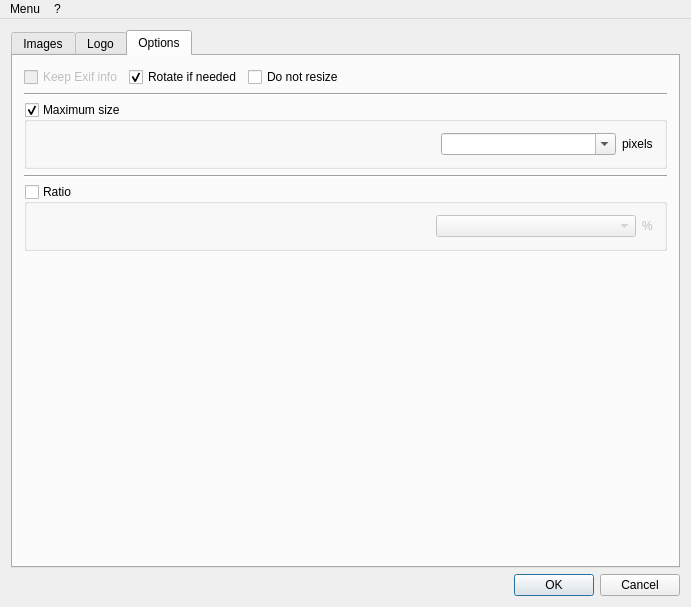
First picture: the form in resizer.ui, repository lbaudouin/Resizer, before the edit.
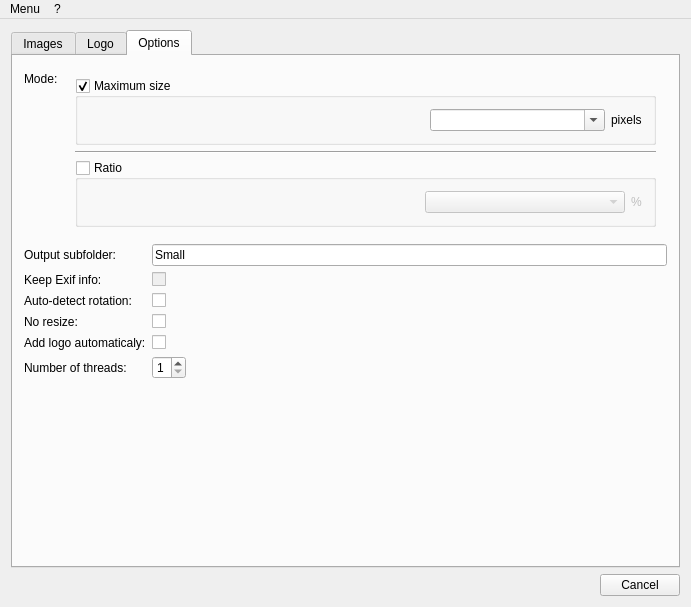
Second picture: the form after the edit. The open tabs and pages were chosen to show the change. Icons and pictures are not drawn. Custom widgets are drawn as their Qt base class.

Commit message: Enter output subfolder name, remove or delete images

```diff
--- a/resizer.ui
+++ b/resizer.ui
@@ -217,61 +217,19 @@
        <attribute name="title">
         <string>Options</string>
        </attribute>
+       <layout class="QVBoxLayout" name="verticalLayout_9">
+        <item>
+         <layout class="QFormLayout" name="formLayout_2">
+          <item row="0" column="0">
+           <widget class="QLabel" name="modeLabel">
+            <property name="text">
+             <string>Mode:</string>
+            </property>
+           </widget>
+          </item>
+          <item row="0" column="1">
+           <widget class="QWidget" name="modeWidget" native="true">
        <layout class="QVBoxLayout" name="verticalLayout_6">
-        <item>
-         <layout class="QHBoxLayout" name="horizontalLayout_2">
-          <item>
-           <widget class="QCheckBox" name="checkExif">
-            <property name="enabled">
-             <bool>false</bool>
-            </property>
-            <property name="text">
-             <string>Keep Exif info</string>
-            </property>
-            <property name="checked">
-             <bool>false</bool>
-            </property>
-           </widget>
-          </item>
-          <item>
-           <widget class="QCheckBox" name="checkRotate">
-            <property name="text">
-             <string>Rotate if needed</string>
-            </property>
-            <property name="checked">
-             <bool>true</bool>
-            </property>
-           </widget>
-          </item>
-          <item>
-           <widget class="QCheckBox" name="checkNotResize">
-            <property name="text">
-             <string>Do not resize</string>
-            </property>
-           </widget>
-          </item>
-          <item>
-           <spacer name="horizontalSpacer">
-            <property name="orientation">
-             <enum>Qt::Horizontal</enum>
-            </property>
-            <property name="sizeHint" stdset="0">
-             <size>
-              <width>40</width>
-              <height>20</height>
-             </size>
-            </property>
-           </spacer>
-          </item>
-         </layout>
-        </item>
-        <item>
-         <widget class="Line" name="line_3">
-          <property name="orientation">
-           <enum>Qt::Horizontal</enum>
-          </property>
-         </widget>
-        </item>
         <item>
          <widget class="QGroupBox" name="groupSize">
           <property name="title">
@@ -387,6 +345,96 @@
           </layout>
          </widget>
         </item>
+            </layout>
+           </widget>
+          </item>
+         </layout>
+        </item>
+        <item>
+         <layout class="QFormLayout" name="formLayout_3">
+          <item row="0" column="0">
+           <widget class="QLabel" name="outputSubfolderLabel">
+            <property name="text">
+             <string>Output subfolder:</string>
+            </property>
+           </widget>
+          </item>
+          <item row="0" column="1">
+           <widget class="QLineEdit" name="outputSubfolderLineEdit">
+            <property name="text">
+             <string>Small</string>
+            </property>
+           </widget>
+          </item>
+          <item row="1" column="0">
+           <widget class="QLabel" name="keepExifInfoLabel">
+            <property name="text">
+             <string>Keep Exif info:</string>
+            </property>
+           </widget>
+          </item>
+          <item row="1" column="1">
+           <widget class="QCheckBox" name="keepExifInfoCheckBox">
+            <property name="enabled">
+             <bool>false</bool>
+            </property>
+           </widget>
+          </item>
+          <item row="2" column="0">
+           <widget class="QLabel" name="autoDetectRotationLabel">
+            <property name="text">
+             <string>Auto-detect rotation:</string>
+            </property>
+           </widget>
+          </item>
+          <item row="2" column="1">
+           <widget class="QCheckBox" name="autoDetectRotationCheckBox"/>
+          </item>
+          <item row="3" column="0">
+           <widget class="QLabel" name="noResizeLabel">
+            <property name="text">
+             <string>No resize:</string>
+            </property>
+           </widget>
+          </item>
+          <item row="3" column="1">
+           <widget class="QCheckBox" name="noResizeCheckBox"/>
+          </item>
+          <item row="4" column="0">
+           <widget class="QLabel" name="addLogoAutomaticalyLabel">
+            <property name="text">
+             <string>Add logo automaticaly:</string>
+            </property>
+           </widget>
+          </item>
+          <item row="4" column="1">
+           <widget class="QCheckBox" name="addLogoAutomaticalyCheckBox"/>
+          </item>
+          <item row="5" column="0">
+           <widget class="QLabel" name="numberOfThreadsLabel">
+            <property name="text">
+             <string>Number of threads:</string>
+            </property>
+           </widget>
+          </item>
+          <item row="5" column="1">
+           <widget class="QSpinBox" name="numberOfThreadsSpinBox">
+            <property name="sizePolicy">
+             <sizepolicy hsizetype="Fixed" vsizetype="Fixed">
+              <horstretch>0</horstretch>
+              <verstretch>0</verstretch>
+             </sizepolicy>
+            </property>
+            <property name="minimum">
+             <number>1</number>
+            </property>
+            <property name="maximum">
+             <number>8</number>
+            </property>
+           </widget>
+          </item>
+         </layout>
+        </item>
         <item>
          <spacer name="verticalSpacer">
           <property name="orientation">
@@ -395,7 +443,7 @@
           <property name="sizeHint" stdset="0">
            <size>
             <width>20</width>
-            <height>40</height>
+            <height>134</height>
            </size>
           </property>
          </spacer>
@@ -407,7 +455,7 @@
     <item>
      <widget class="QDialogButtonBox" name="buttonBox">
       <property name="standardButtons">
-       <set>QDialogButtonBox::Cancel|QDialogButtonBox::Ok</set>
+       <set>QDialogButtonBox::Cancel</set>
       </property>
      </widget>
     </item>
```
Lines whose indentation alone changed are shown as unchanged. The commit also changes 7 other files.
